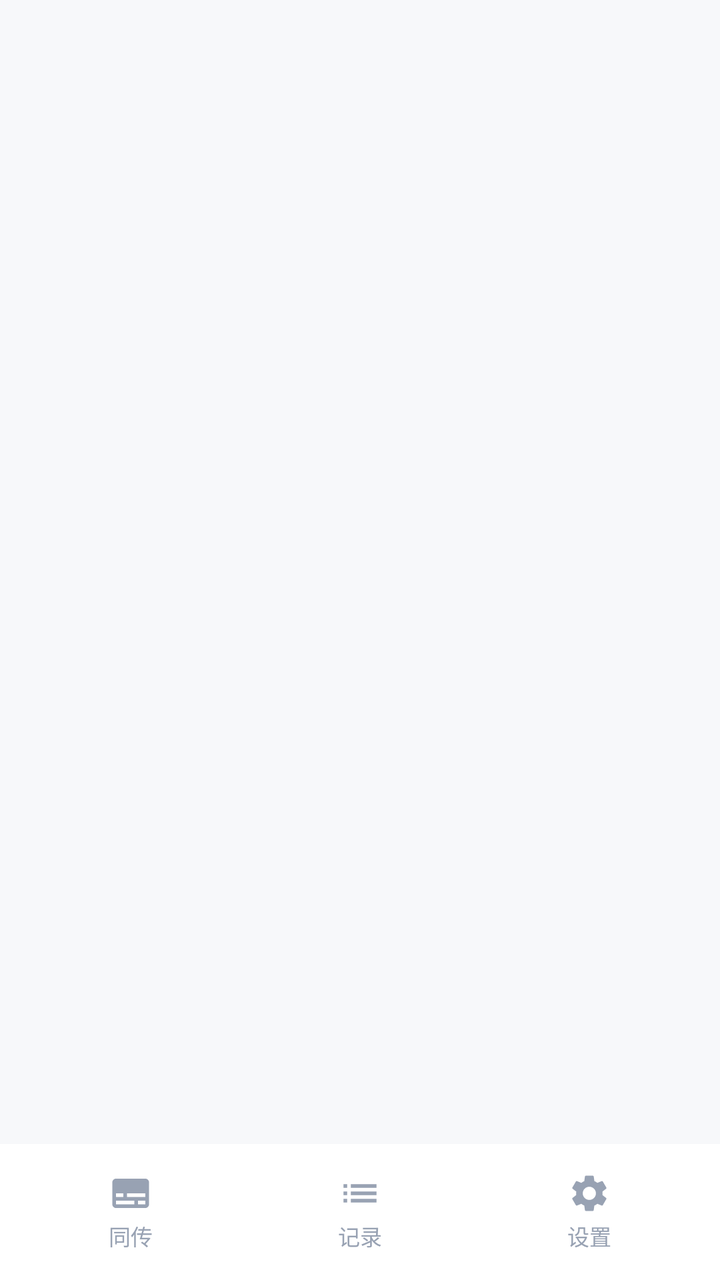
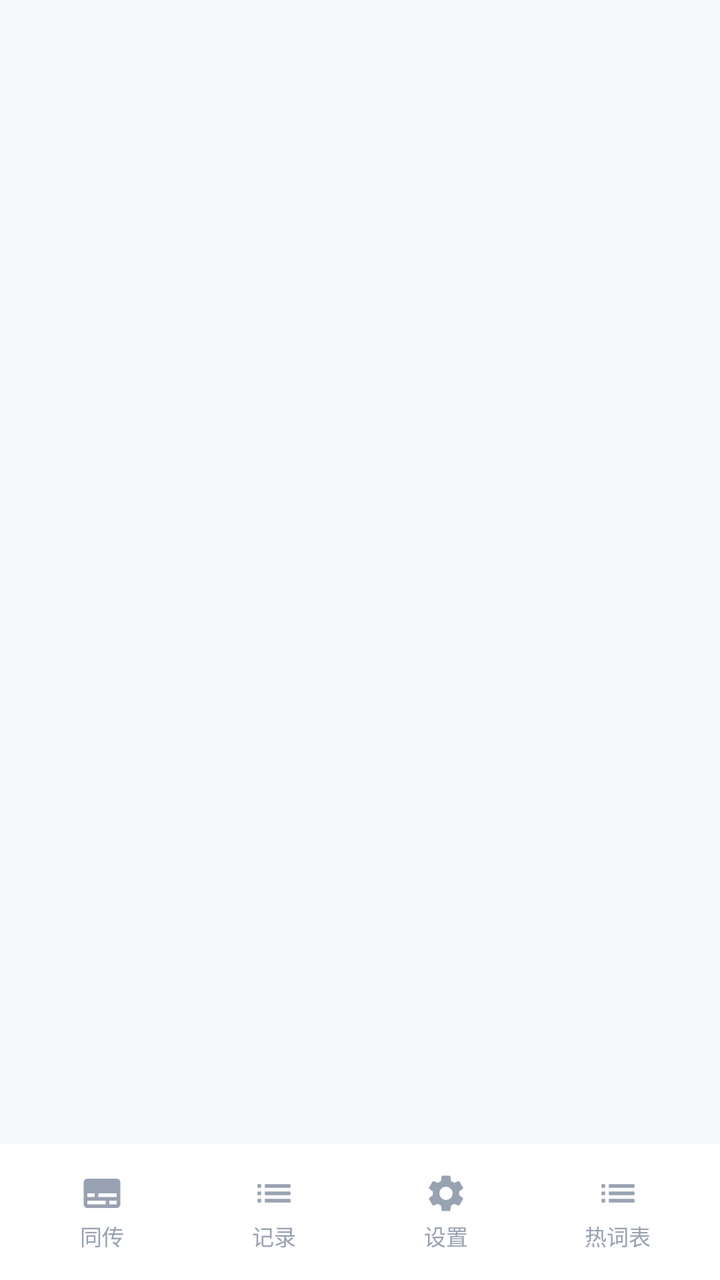

Before-and-after screenshots of an Android layout around one commit, followed by the original layout XML and the change that was made.
<!-- AndroidManifest.xml: application theme AppTheme -->
<!-- res/layout/activity_main.xml -->
<?xml version="1.0" encoding="utf-8"?>
<FrameLayout xmlns:android="http://schemas.android.com/apk/res/android"
    android:id="@+id/root"
    android:layout_width="match_parent"
    android:layout_height="match_parent"
    android:background="@color/page">

    
    <LinearLayout
        android:layout_width="match_parent"
        android:layout_height="match_parent"
        android:orientation="vertical">

        <FrameLayout
            android:id="@+id/pageHost"
            android:layout_width="match_parent"
            android:layout_height="0dp"
            android:layout_weight="1" />

        
        <LinearLayout
            android:id="@+id/bottomNav"
            android:layout_width="match_parent"
            android:layout_height="wrap_content"
            android:background="@color/surface"
            android:orientation="horizontal"
            android:paddingStart="8dp"
            android:paddingTop="6dp"
            android:paddingEnd="8dp"
            android:paddingBottom="6dp">

            <LinearLayout
                android:id="@+id/navLive"
                android:layout_width="0dp"
                android:layout_height="56dp"
                android:layout_weight="1"
                android:background="@drawable/tap_nav_item"
                android:clickable="true"
                android:focusable="true"
                android:gravity="center"
                android:orientation="vertical">

                <ImageView
                    android:id="@+id/navLiveIcon"
                    android:layout_width="22dp"
                    android:layout_height="22dp"
                    android:contentDescription="@string/nav_live"
                    android:src="@drawable/ic_live" />

                <TextView
                    android:id="@+id/navLiveLabel"
                    android:layout_width="wrap_content"
                    android:layout_height="wrap_content"
                    android:layout_marginTop="2dp"
                    android:text="@string/nav_live"
                    android:textColor="@color/ink_faint"
                    android:textSize="11sp" />
            </LinearLayout>

            <LinearLayout
                android:id="@+id/navRecords"
                android:layout_width="0dp"
                android:layout_height="56dp"
                android:layout_weight="1"
                android:background="@drawable/tap_nav_item"
                android:clickable="true"
                android:focusable="true"
                android:gravity="center"
                android:orientation="vertical">

                <ImageView
                    android:id="@+id/navRecordsIcon"
                    android:layout_width="22dp"
                    android:layout_height="22dp"
                    android:contentDescription="@string/nav_records"
                    android:src="@drawable/ic_records" />

                <TextView
                    android:id="@+id/navRecordsLabel"
                    android:layout_width="wrap_content"
                    android:layout_height="wrap_content"
                    android:layout_marginTop="2dp"
                    android:text="@string/nav_records"
                    android:textColor="@color/ink_faint"
                    android:textSize="11sp" />
            </LinearLayout>

            <LinearLayout
                android:id="@+id/navSettings"
                android:layout_width="0dp"
                android:layout_height="56dp"
                android:layout_weight="1"
                android:background="@drawable/tap_nav_item"
                android:clickable="true"
                android:focusable="true"
                android:gravity="center"
                android:orientation="vertical">

                <ImageView
                    android:id="@+id/navSettingsIcon"
                    android:layout_width="22dp"
                    android:layout_height="22dp"
                    android:contentDescription="@string/nav_settings"
                    android:src="@drawable/ic_settings" />

                <TextView
                    android:id="@+id/navSettingsLabel"
                    android:layout_width="wrap_content"
                    android:layout_height="wrap_content"
                    android:layout_marginTop="2dp"
                    android:text="@string/nav_settings"
                    android:textColor="@color/ink_faint"
                    android:textSize="11sp" />
            </LinearLayout>
        </LinearLayout>
    </LinearLayout>

    
    <FrameLayout
        android:id="@+id/overlayHost"
        android:layout_width="match_parent"
        android:layout_height="match_parent"
        android:visibility="gone" />
</FrameLayout>
<!-- resources referenced by this layout -->
<resources>
  <color name="ink_faint">#98A2B3</color>
  <color name="page">#F7F8FA</color>
  <color name="surface">#FFFFFF</color>
  <!-- drawable ic_live (drawable) -->
  <?xml version="1.0" encoding="utf-8"?>
  <vector xmlns:android="http://schemas.android.com/apk/res/android"
      android:width="22dp" android:height="22dp"
      android:viewportWidth="24" android:viewportHeight="24">
      <path android:fillColor="@color/ink_faint"
          android:pathData="M20,4H4c-1.1,0 -2,0.9 -2,2v12c0,1.1 0.9,2 2,2h16c1.1,0 2,-0.9 2,-2V6c0,-1.1 -0.9,-2 -2,-2zM4,12h4v2H4v-2zM14,18H4v-2h10v2zM20,18h-4v-2h4v2zM20,14H10v-2h10v2z" />
  </vector>
  <!-- drawable ic_records (drawable) -->
  <?xml version="1.0" encoding="utf-8"?>
  <vector xmlns:android="http://schemas.android.com/apk/res/android"
      android:width="22dp" android:height="22dp"
      android:viewportWidth="24" android:viewportHeight="24">
      <path android:fillColor="@color/ink_faint"
          android:pathData="M3,13h2v-2H3v2zm0,4h2v-2H3v2zm0,-8h2V7H3v2zm4,4h14v-2H7v2zm0,4h14v-2H7v2zM7,7v2h14V7H7z" />
  </vector>
  <!-- drawable ic_settings (drawable) -->
  <?xml version="1.0" encoding="utf-8"?>
  <vector xmlns:android="http://schemas.android.com/apk/res/android"
      android:width="22dp" android:height="22dp"
      android:viewportWidth="24" android:viewportHeight="24">
      <path android:fillColor="@color/ink_faint"
          android:pathData="M19.14,12.94c0.04,-0.3 0.06,-0.61 0.06,-0.94c0,-0.32 -0.02,-0.64 -0.07,-0.94l2.03,-1.58c0.18,-0.14 0.23,-0.41 0.12,-0.61l-1.92,-3.32c-0.12,-0.22 -0.37,-0.29 -0.59,-0.22l-2.39,0.96c-0.5,-0.38 -1.03,-0.7 -1.62,-0.94L14.4,2.81c-0.04,-0.24 -0.24,-0.41 -0.48,-0.41h-3.84c-0.24,0 -0.43,0.17 -0.47,0.41L9.25,5.35C8.66,5.59 8.12,5.92 7.63,6.29L5.24,5.33c-0.22,-0.08 -0.47,0 -0.59,0.22L2.74,8.87C2.62,9.08 2.66,9.34 2.86,9.48l2.03,1.58C4.84,11.36 4.8,11.69 4.8,12s0.02,0.64 0.07,0.94l-2.03,1.58c-0.18,0.14 -0.23,0.41 -0.12,0.61l1.92,3.32c0.12,0.22 0.37,0.29 0.59,0.22l2.39,-0.96c0.5,0.38 1.03,0.7 1.62,0.94l0.36,2.54c0.05,0.24 0.24,0.41 0.48,0.41h3.84c0.24,0 0.44,-0.17 0.47,-0.41l0.36,-2.54c0.59,-0.24 1.13,-0.56 1.62,-0.94l2.39,0.96c0.22,0.08 0.47,0 0.59,-0.22l1.92,-3.32c0.12,-0.22 0.07,-0.47 -0.12,-0.61L19.14,12.94zM12,15.6c-1.98,0 -3.6,-1.62 -3.6,-3.6s1.62,-3.6 3.6,-3.6s3.6,1.62 3.6,3.6S13.98,15.6 12,15.6z" />
  </vector>
  <!-- drawable tap_nav_item (drawable) -->
  <?xml version="1.0" encoding="utf-8"?>
  <ripple xmlns:android="http://schemas.android.com/apk/res/android"
      android:color="@color/ripple_light">
      <item android:drawable="@drawable/bg_nav_item" />
  </ripple>
  <string name="nav_live">同传</string>
  <string name="nav_records">记录</string>
  <string name="nav_settings">设置</string>
  <style name="AppTheme" parent="@android:style/Theme.Material.Light.NoActionBar">
          <item name="android:windowBackground">@color/page</item>
          <item name="android:statusBarColor">@color/page</item>
          <item name="android:windowLightStatusBar">true</item>
          <item name="android:navigationBarColor">@color/page</item>
          <item name="android:colorAccent">@color/brand</item>
      </style>
  <color name="ripple_light">#14000000</color>
  <!-- drawable bg_nav_item (drawable) -->
  <?xml version="1.0" encoding="utf-8"?>
  <shape xmlns:android="http://schemas.android.com/apk/res/android" android:shape="rectangle">
      <solid android:color="#00000000" />
      <corners android:radius="16dp" />
  </shape>
  <color name="brand">#2563EB</color>
</resources>

<!-- the commit's change to res/layout/activity_main.xml (unified diff, before → after) -->
@@ -112,6 +112,35 @@
                     android:textColor="@color/ink_faint"
                     android:textSize="11sp" />
             </LinearLayout>
+
+            
+            <LinearLayout
+                android:id="@+id/navTerms"
+                android:layout_width="0dp"
+                android:layout_height="56dp"
+                android:layout_weight="1"
+                android:background="@drawable/tap_nav_item"
+                android:clickable="true"
+                android:focusable="true"
+                android:gravity="center"
+                android:orientation="vertical">
+
+                <ImageView
+                    android:id="@+id/navTermsIcon"
+                    android:layout_width="22dp"
+                    android:layout_height="22dp"
+                    android:contentDescription="@string/nav_terms"
+                    android:src="@drawable/ic_records" />
+
+                <TextView
+                    android:id="@+id/navTermsLabel"
+                    android:layout_width="wrap_content"
+                    android:layout_height="wrap_content"
+                    android:layout_marginTop="2dp"
+                    android:text="@string/nav_terms"
+                    android:textColor="@color/ink_faint"
+                    android:textSize="11sp" />
+            </LinearLayout>
         </LinearLayout>
     </LinearLayout>
 
<!-- resource entries referenced after the edit -->
@@ -36,6 +36,7 @@
   <string name="nav_live">同传</string>
   <string name="nav_records">记录</string>
   <string name="nav_settings">设置</string>
+  <string name="nav_terms">热词表</string>
   <style name="AppTheme" parent="@android:style/Theme.Material.Light.NoActionBar">
           <item name="android:windowBackground">@color/page</item>
           <item name="android:statusBarColor">@color/page</item>
